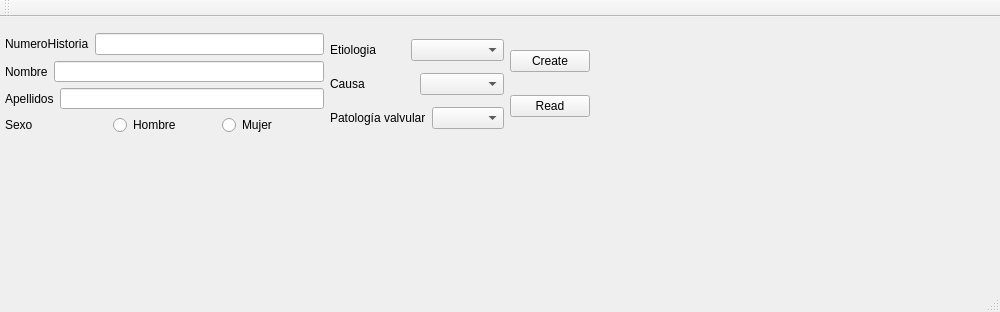
Old version of the form mainwindow.ui in the repository iyustlop/valvulares.
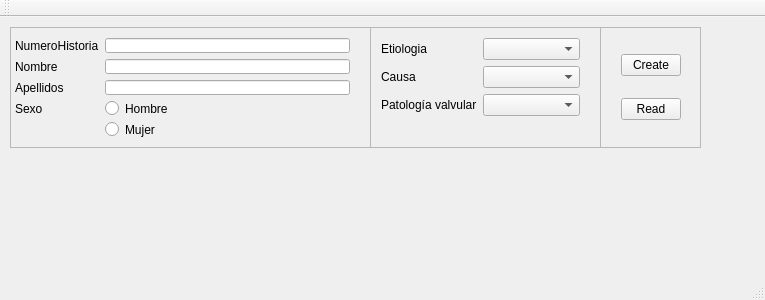
New version of the form.

Patch:
```diff
--- a/mainwindow.ui
+++ b/mainwindow.ui
@@ -6,91 +6,90 @@
    <rect>
     <x>0</x>
     <y>0</y>
-    <width>1000</width>
-    <height>312</height>
+    <width>765</width>
+    <height>300</height>
    </rect>
   </property>
   <property name="windowTitle">
    <string>Valvulares DB</string>
   </property>
   <widget class="QWidget" name="centralWidget">
+   <widget class="QFrame" name="frame">
+    <property name="geometry">
+     <rect>
+      <x>10</x>
+      <y>10</y>
+      <width>361</width>
+      <height>121</height>
+     </rect>
+    </property>
+    <property name="frameShape">
+     <enum>QFrame::StyledPanel</enum>
+    </property>
+    <property name="frameShadow">
+     <enum>QFrame::Raised</enum>
+    </property>
    <widget class="QWidget" name="horizontalLayoutWidget">
     <property name="geometry">
      <rect>
       <x>0</x>
-      <y>5</y>
-      <width>601</width>
-      <height>124</height>
-     </rect>
-    </property>
-    <layout class="QHBoxLayout" name="horizontalLayout">
+       <y>0</y>
+       <width>351</width>
+       <height>121</height>
+      </rect>
+     </property>
+     <layout class="QFormLayout" name="formLayout">
      <property name="sizeConstraint">
       <enum>QLayout::SetMaximumSize</enum>
      </property>
      <property name="leftMargin">
       <number>5</number>
      </property>
-     <item>
-      <layout class="QVBoxLayout" name="verticalLayout">
-       <item>
-        <layout class="QHBoxLayout" name="horizontalLayout_2">
-         <item>
+      <item row="0" column="0">
           <widget class="QLabel" name="labelNumeroHistoria">
            <property name="text">
             <string>NumeroHistoria</string>
            </property>
           </widget>
          </item>
-         <item>
+      <item row="0" column="1">
           <widget class="QLineEdit" name="lineEditNumeroHistoria"/>
          </item>
-        </layout>
-       </item>
-       <item>
-        <layout class="QHBoxLayout" name="horizontalLayout_3">
-         <item>
+      <item row="1" column="0">
           <widget class="QLabel" name="labelNombre">
            <property name="text">
             <string>Nombre</string>
            </property>
           </widget>
          </item>
-         <item>
+      <item row="1" column="1">
           <widget class="QLineEdit" name="lineEditNombre"/>
          </item>
-        </layout>
-       </item>
-       <item>
-        <layout class="QHBoxLayout" name="horizontalLayout_5">
-         <item>
+      <item row="2" column="0">
           <widget class="QLabel" name="labelApellidos">
            <property name="text">
             <string>Apellidos</string>
            </property>
           </widget>
          </item>
-         <item>
+      <item row="2" column="1">
           <widget class="QLineEdit" name="lineEditApellidos"/>
          </item>
-        </layout>
-       </item>
-       <item>
-        <layout class="QHBoxLayout" name="horizontalLayout_6">
-         <item>
+      <item row="3" column="0">
           <widget class="QLabel" name="labelSexo">
            <property name="text">
             <string>Sexo</string>
            </property>
           </widget>
          </item>
-         <item>
+      <item row="3" column="1">
           <widget class="QRadioButton" name="radioButtonHombre">
            <property name="text">
             <string>Hombre</string>
            </property>
           </widget>
          </item>
-         <item>
+      <item row="4" column="1">
           <widget class="QRadioButton" name="radioButtonMujer">
            <property name="text">
             <string>Mujer</string>
@@ -98,22 +97,51 @@
           </widget>
          </item>
         </layout>
-       </item>
-      </layout>
-     </item>
-     <item>
-      <layout class="QVBoxLayout" name="verticalLayout_3">
-       <item>
-        <layout class="QHBoxLayout" name="horizontalLayout_7">
-         <item>
+    </widget>
+   </widget>
+   <widget class="QFrame" name="frame_2">
+    <property name="geometry">
+     <rect>
+      <x>370</x>
+      <y>10</y>
+      <width>231</width>
+      <height>121</height>
+     </rect>
+    </property>
+    <property name="frameShape">
+     <enum>QFrame::StyledPanel</enum>
+    </property>
+    <property name="frameShadow">
+     <enum>QFrame::Raised</enum>
+    </property>
+    <widget class="QWidget" name="">
+     <property name="geometry">
+      <rect>
+       <x>0</x>
+       <y>0</y>
+       <width>221</width>
+       <height>121</height>
+      </rect>
+     </property>
+     <layout class="QFormLayout" name="formLayout_2">
+      <item row="1" column="0">
           <widget class="QLabel" name="label">
            <property name="text">
             <string>Etiologia</string>
            </property>
           </widget>
          </item>
-         <item>
+      <item row="1" column="1">
           <widget class="QComboBox" name="comboBox">
+        <property name="enabled">
+         <bool>true</bool>
+        </property>
+        <property name="sizePolicy">
+         <sizepolicy hsizetype="Preferred" vsizetype="Fixed">
+          <horstretch>0</horstretch>
+          <verstretch>0</verstretch>
+         </sizepolicy>
+        </property>
            <item>
             <property name="text">
              <string/>
@@ -131,39 +159,53 @@
            </item>
           </widget>
          </item>
-        </layout>
-       </item>
-       <item>
-        <layout class="QHBoxLayout" name="horizontalLayout_8">
-         <item>
+      <item row="2" column="0">
           <widget class="QLabel" name="label_2">
            <property name="text">
             <string>Causa</string>
            </property>
           </widget>
          </item>
-         <item>
-          <widget class="QComboBox" name="comboBox_2"/>
-         </item>
-        </layout>
-       </item>
-       <item>
-        <layout class="QHBoxLayout" name="horizontalLayout_9">
-         <item>
+      <item row="2" column="1">
+       <widget class="QComboBox" name="comboBoxCausa"/>
+      </item>
+      <item row="3" column="0">
           <widget class="QLabel" name="label_3">
            <property name="text">
             <string>Patología valvular</string>
            </property>
           </widget>
          </item>
-         <item>
-          <widget class="QComboBox" name="comboBox_3"/>
-         </item>
-        </layout>
-       </item>
-      </layout>
-     </item>
-     <item>
+      <item row="3" column="1">
+       <widget class="QComboBox" name="comboBoxPatologiaValvular"/>
+      </item>
+     </layout>
+    </widget>
+   </widget>
+   <widget class="QFrame" name="frame_3">
+    <property name="geometry">
+     <rect>
+      <x>600</x>
+      <y>10</y>
+      <width>101</width>
+      <height>121</height>
+     </rect>
+    </property>
+    <property name="frameShape">
+     <enum>QFrame::StyledPanel</enum>
+    </property>
+    <property name="frameShadow">
+     <enum>QFrame::Raised</enum>
+    </property>
+    <widget class="QWidget" name="">
+     <property name="geometry">
+      <rect>
+       <x>10</x>
+       <y>0</y>
+       <width>82</width>
+       <height>121</height>
+      </rect>
+     </property>
       <layout class="QVBoxLayout" name="verticalLayout_2">
        <item>
         <widget class="QPushButton" name="pushButtonCreate">
@@ -180,9 +222,12 @@
         </widget>
        </item>
       </layout>
-     </item>
-    </layout>
-   </widget>
+    </widget>
+   </widget>
+   <zorder>frame</zorder>
+   <zorder>frame_2</zorder>
+   <zorder>frame_3</zorder>
+   <zorder></zorder>
   </widget>
   <widget class="QMenuBar" name="menuBar">
    <property name="geometry">
```
Left out of the diff: 2 changed lines with no effect on the pictures. Lines whose indentation alone changed are shown as unchanged.
